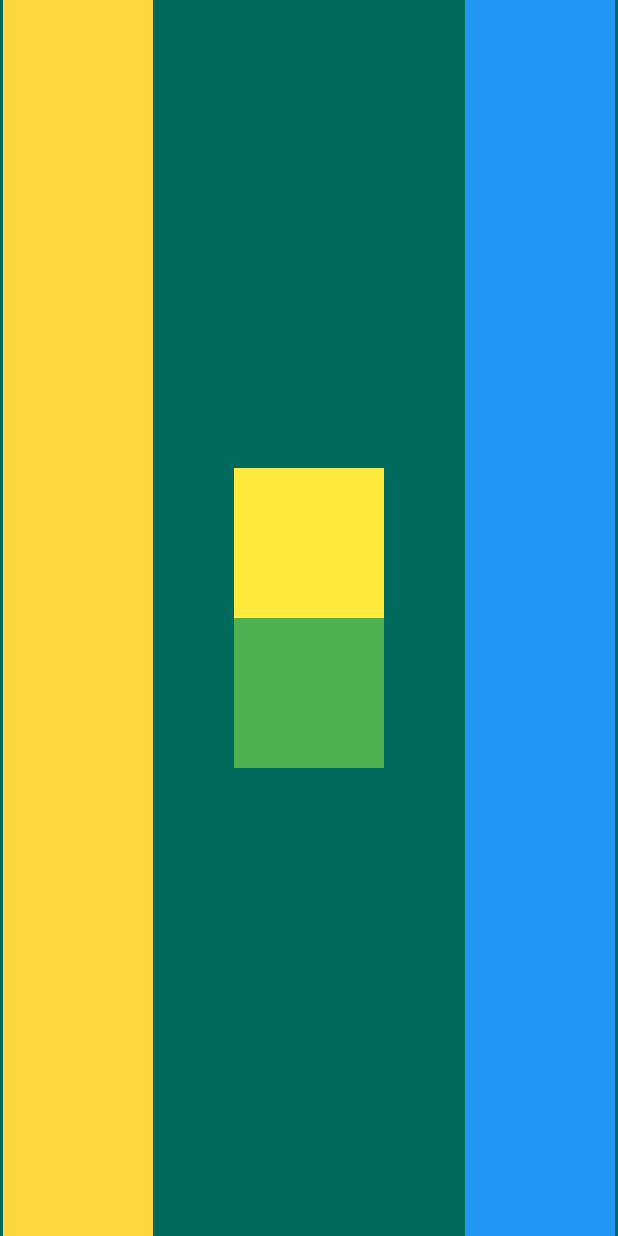
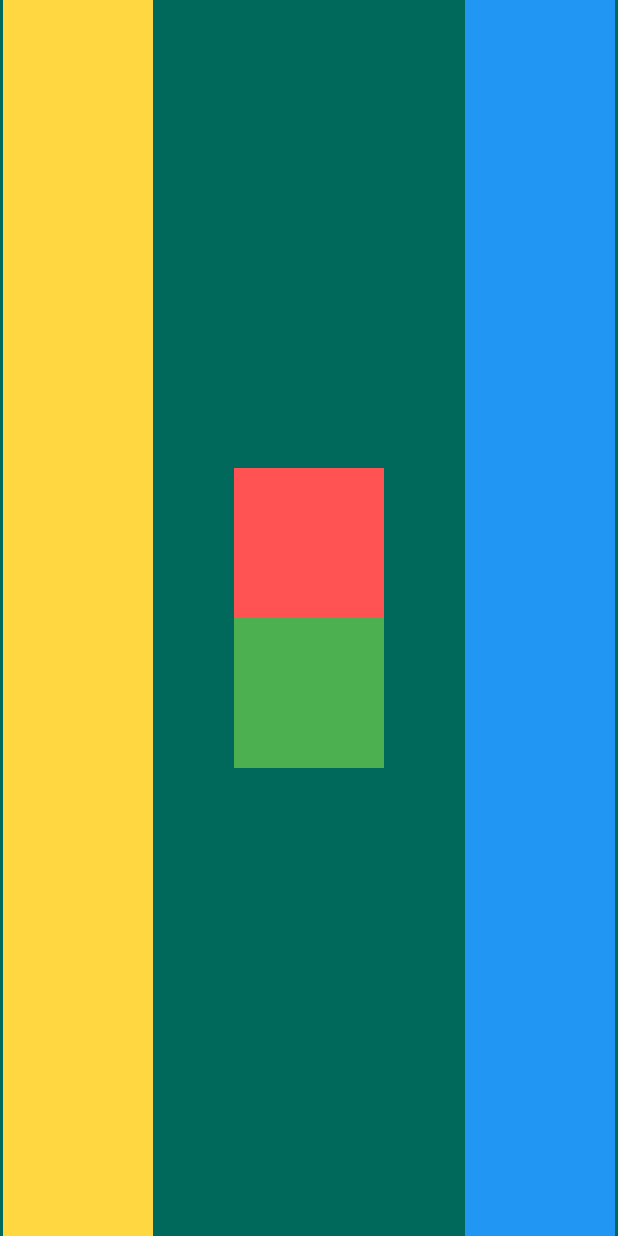
Before and after one commit to EashwarPrabu/layout, a Flutter app: the screen it shows after launch, on a phone screen of 412 x 824 dp. Run offline on Flutter 3.47's test engine with Material 2 defaults, Android fonts, the phone set to English and light mode, and no system bars.

Commit message:
changed another colour

```diff
--- a/lib/main.dart
+++ b/lib/main.dart
@@ -27,7 +27,7 @@ class MyApp extends StatelessWidget {
                 Container(
                   width: 100.0,
                   height: 100.0,
-                  color: Colors.yellow,
+                  color: Colors.redAccent,
                 ),
                 Container(
                   width: 100.0,
```
